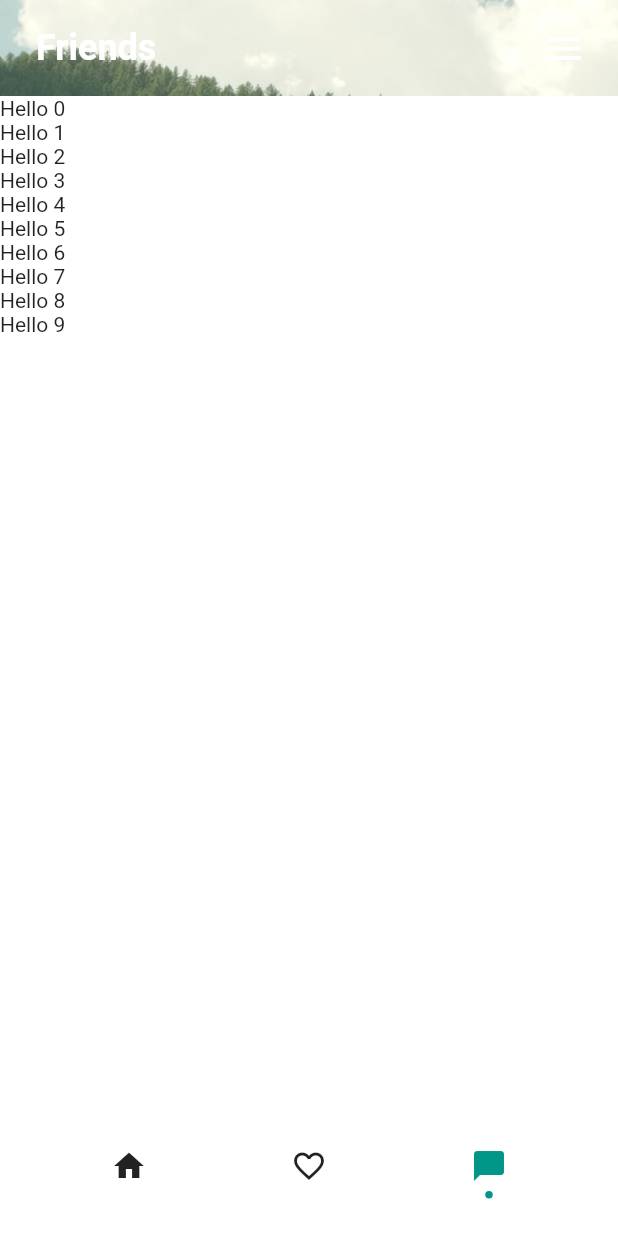
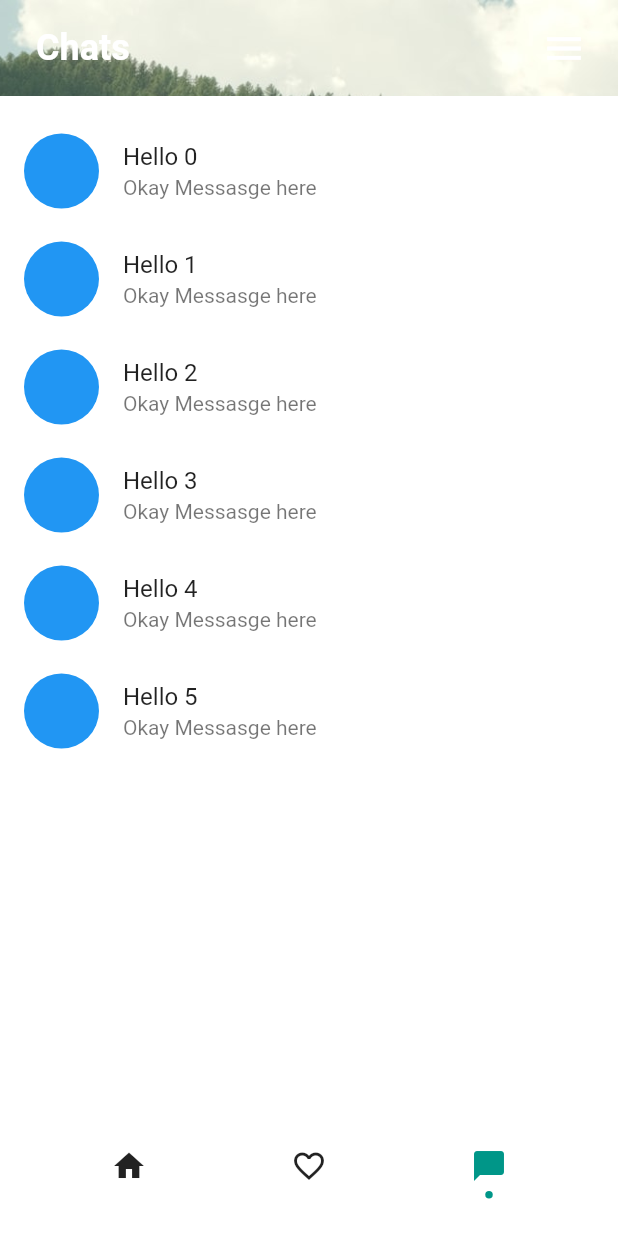
Before and after one commit to CozyBrian/HangOut, a Flutter app: the MainScreen screen opened by its route, item 3 of the bottom bar chosen, on a phone screen of 412 x 824 dp. Run offline on Flutter 3.47's test engine with Material 2 defaults, Android fonts, the phone set to English and light mode, and no system bars; drawn by our look-alikes of dot_navigation_bar; missing offline and left inert: tab_container.

Commit message:
add: chatList and chatListTile

```diff
--- a/lib/views/chat/chat.screen.dart
+++ b/lib/views/chat/chat.screen.dart
@@ -1,4 +1,5 @@
 import 'package:flutter/material.dart';
+import 'package:hangout/widgets/Chat/ChatListTile.dart';
 import 'package:hangout/widgets/Layout/TopNavBar.dart';
 import 'package:hangout/widgets/Layout/backImgae.dart';
 
@@ -9,16 +10,15 @@ class ChatScreen extends StatelessWidget {
       const BackGroundImage(image: "assets/images/home3.jpg"),
       Column(
         children: [
-          const TopNavBar(title: "Friends"),
+          const TopNavBar(title: "Chats"),
           Expanded(
             child: Container(
               width: 500,
               color: Colors.white,
               child: ListView.builder(
-                itemCount: 10,
-                itemBuilder: ((context, index) => Text(
-                      "Hello $index",
-                    )),
+                padding: const EdgeInsets.only(top: 14, bottom: 120),
+                itemCount: 6,
+                itemBuilder: ((context, index) => ChatListTile("Hello $index")),
               ),
             ),
           ),
--- /dev/null
+++ b/lib/widgets/Chat/ChatListTile.dart
@@ -0,0 +1,24 @@
+import 'package:flutter/material.dart';
+
+class ChatListTile extends StatelessWidget {
+  final String text;
+  const ChatListTile(this.text);
+  @override
+  Widget build(BuildContext context) {
+    return GestureDetector(
+      onTap: () {},
+      child: ListTile(
+        leading: Container(
+          height: 50,
+          width: 50,
+          decoration: BoxDecoration(
+            borderRadius: BorderRadius.circular(50),
+            color: Colors.blue,
+          ),
+        ),
+        title: Text(text),
+        subtitle: const Text("Okay Messasge here"),
+      ),
+    );
+  }
+}
```
